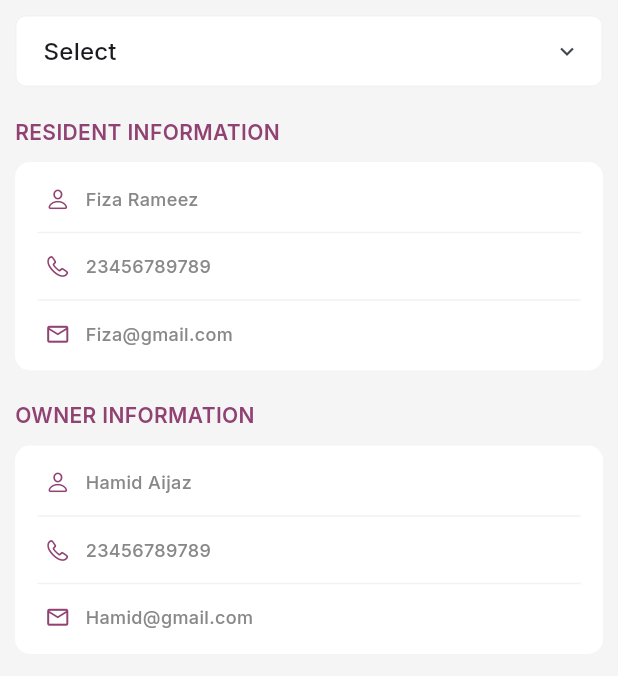
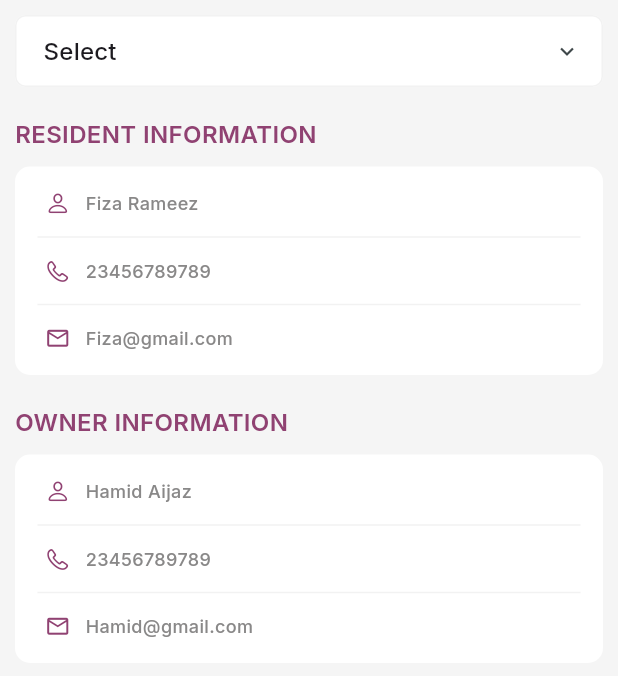
Before and after one commit to Hibba-Syed/VISITORS-MOBILE_pull, a Flutter app: the DirectoryScreen screen opened directly, on a phone screen of 412 x 824 dp. Shown: the top 676 px of the screen. Run offline on Flutter 3.47's test engine with Material 3 defaults, Android fonts, the phone set to English and light mode, and no system bars; drawn by our look-alikes of dropdown_search; our stand-ins replace auto_size_text, bloc, camera, flutter_bloc, flutter_svg, gap and 4 more; missing offline and left inert: google_ml_kit, remove_emoji_input_formatter; accounts and stored records are empty; network calls fail.

Commit message:
heading and phone, email widgets

```diff
--- a/lib/view/Common Screens/directory/directory_screen.dart
+++ b/lib/view/Common Screens/directory/directory_screen.dart
@@ -2,10 +2,10 @@ import 'package:flutter/material.dart';
 import 'package:gap/gap.dart' show Gap;
 import 'package:visitors/resource/constants/app_colors.dart';
 import 'package:visitors/resource/constants/app_constants.dart';
-import 'package:visitors/resource/styles/styles.dart';
+import 'package:visitors/view/widgets/heading_widget.dart';
 import 'package:visitors/view/widgets/single_selected_dropdown_widget.dart';
 
-import 'components/directory_card_widget.dart';
+import '../../widgets/phone_email_information_card_widget.dart';
 class DirectoryScreen extends StatelessWidget {
   const DirectoryScreen({super.key});
 
@@ -28,17 +28,17 @@ class DirectoryScreen extends StatelessWidget {
                 onChanged: (value) {
                 }),
             const Gap(20),
-            const Text('RESIDENT INFORMATION',style: AppTextStyles.style14primary600,),
+            const HeadingWidget(heading: 'RESIDENT INFORMATION',),
             const Gap(10),
-            const DirectoryCardWidget(
+            const PhoneEmailInformationCardWidget(
               name: 'Fiza Rameez',
               phone: '23456789789',
               email: 'Fiza@gmail.com',
             ),
             const Gap(20),
-            const Text('OWNER INFORMATION',style: AppTextStyles.style14primary600,),
+            const HeadingWidget(heading: 'OWNER INFORMATION',),
             const Gap(10),
-            const DirectoryCardWidget(
+            const PhoneEmailInformationCardWidget(
               name: 'Hamid Aijaz',
               phone: '23456789789',
               email: 'Hamid@gmail.com',
--- /dev/null
+++ b/lib/view/widgets/heading_widget.dart
@@ -0,0 +1,16 @@
+import 'package:flutter/material.dart';
+import 'package:visitors/resource/styles/styles.dart';
+class HeadingWidget extends StatelessWidget {
+  final String? heading;
+  final TextStyle? style;
+  const HeadingWidget({super.key,
+    this.heading,
+    this.style,
+  });
+
+  @override
+  Widget build(BuildContext context) {
+    return  Text(heading ?? "",style: style ?? AppTextStyles.style16primary600);
+
+  }
+}
--- a/lib/view/Common Screens/directory/components/directory_card_widget.dart
+++ b/lib/view/widgets/phone_email_information_card_widget.dart
@@ -3,11 +3,11 @@ import 'package:flutter/material.dart';
 import 'package:visitors/resource/constants/app_colors.dart';
 import 'package:visitors/view/widgets/container_widgets/icon_text_container_widget.dart';
 
-class DirectoryCardWidget extends StatelessWidget {
+class PhoneEmailInformationCardWidget extends StatelessWidget {
   final String? name;
   final String? email;
   final String? phone;
-   const DirectoryCardWidget({super.key,
+   const PhoneEmailInformationCardWidget({super.key,
      this.name,
      this.email,
      this.phone,
```
Also changed, not shown: lib/view/Common Screens/services/details/service_details.dart (+4 -3 lines), lib/view/Common Screens/work order/details/work_order_job_details_screen.dart (+9 -8 lines), 4 other files.
